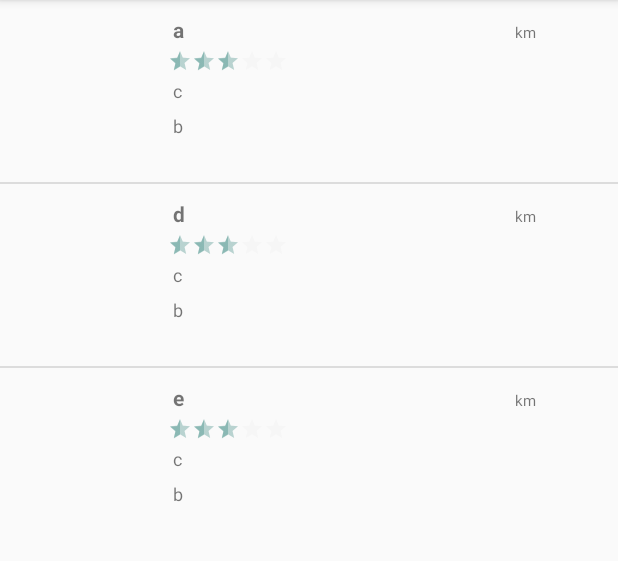
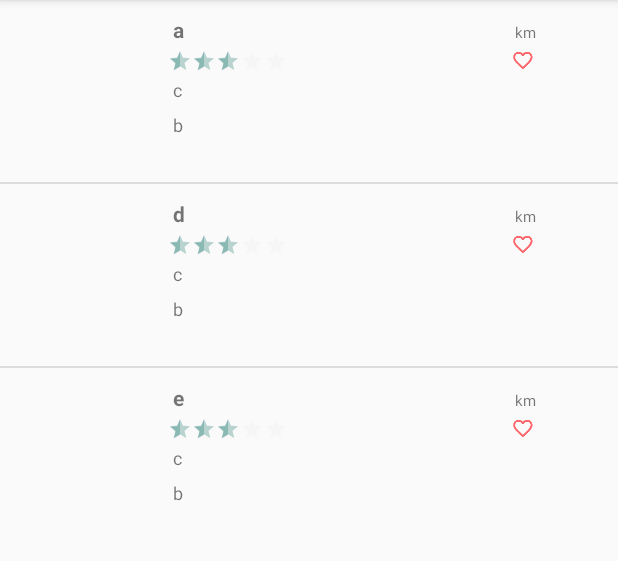
Before and after one commit to mrhoangmai93/CSIS3175-Project, an Android app: the screen it shows after launch (MainActivity), item 2 of the bottom bar chosen, on a phone screen of 412 x 824 dp, the part 84-645 px from its top. Run offline under Robolectric (Android 15) with nearby library versions, the phone set to English and light mode, and no system bars; libraries missing offline, so code that uses them is left out: com.rapidapi.rapidconnect; 3 statements that could not run were skipped.

Commit message:
fix layout item

```diff
--- a/app/src/main/res/layout/layout_items.xml
+++ b/app/src/main/res/layout/layout_items.xml
@@ -26,15 +26,15 @@
         android:id="@+id/tableBusiness"
         android:layout_width="0dp"
         android:layout_height="94dp"
+        android:layout_marginEnd="8dp"
         android:layout_marginStart="8dp"
         android:layout_marginTop="6dp"
-        android:layout_marginEnd="8dp"
         app:layout_constraintBottom_toBottomOf="parent"
         app:layout_constraintEnd_toEndOf="parent"
-        app:layout_constraintHorizontal_bias="0.0"
+        app:layout_constraintHorizontal_bias="1.0"
         app:layout_constraintStart_toEndOf="@+id/imgRestaurant"
         app:layout_constraintTop_toTopOf="parent"
-        app:layout_constraintVertical_bias="0.025">
+        app:layout_constraintVertical_bias="0.024">
 
         <TableRow
             android:layout_width="match_parent"
@@ -49,62 +49,71 @@
 
             <TextView
                 android:id="@+id/txtDistance"
-                android:layout_width="62dp"
-
+                android:layout_width="35dp"
                 android:padding="3dip"
                 android:text="km"
                 android:textAlignment="viewStart"
                 android:textSize="10sp" />
         </TableRow>
+        <android.support.constraint.ConstraintLayout>
+            <TableRow
+                android:layout_width="264dp"
+                android:layout_height="15dp">
 
-        <TableRow
-            android:layout_width="111dp"
-            android:layout_height="wrap_content">
-            <android.support.constraint.ConstraintLayout>
 
                 <RatingBar
                     android:id="@+id/ratingBarReview"
 
                     style="?android:attr/ratingBarStyleSmall"
                     android:layout_width="80dp"
-                    android:layout_height="match_parent" /></android.support.constraint.ConstraintLayout>
+                    android:layout_height="match_parent" />
 
-        </TableRow>
+                <ImageView
+                    android:id="@+id/imageViewFavorite"
+                    android:layout_width="313dp"
+                    android:layout_height="match_parent"
+                    app:srcCompat="@drawable/ic_favorite_border" />
 
-        <TableRow
-            android:layout_width="match_parent"
-            android:layout_height="match_parent">
-            <android.support.constraint.ConstraintLayout>
-            <TextView
-                android:id="@+id/txtCategory"
-                android:layout_width="match_parent"
-                android:layout_height="wrap_content"
-                android:layout_marginEnd="0dp"
-                android:layout_marginStart="0dp"
-                android:padding="3dip"
-                android:text="Type"
-                android:textSize="12sp" /></android.support.constraint.ConstraintLayout>
-        </TableRow>
 
+            </TableRow>
+        </android.support.constraint.ConstraintLayout>
         <TableRow
             android:layout_width="match_parent"
             android:layout_height="match_parent">
             <android.support.constraint.ConstraintLayout>
 
                 <TextView
-                    android:id="@+id/txtAddress"
-                    android:layout_width="match_parent"
+                    android:id="@+id/txtCategory"
+                    android:layout_width="0dp"
                     android:layout_height="wrap_content"
                     android:layout_marginEnd="0dp"
-                    android:layout_marginStart="0dp"
+                    android:padding="3dip"
+                    android:text="Type"
+                    android:textSize="12sp"
+                    app:layout_constraintEnd_toEndOf="parent"
+                    app:layout_constraintStart_toStartOf="parent" /></android.support.constraint.ConstraintLayout>
+        </TableRow>
+
+        <TableRow
+            android:layout_width="match_parent"
+            android:layout_height="match_parent">
+
+            <android.support.constraint.ConstraintLayout>
+
+                <TextView
+                    android:id="@+id/txtAddress"
+                    android:layout_width="0dp"
+                    android:layout_height="wrap_content"
                     android:padding="3dip"
                     android:text="Address"
                     android:textSize="12sp"
                     app:layout_constraintEnd_toEndOf="parent"
-                    app:layout_constraintStart_toStartOf="parent" />
-            </android.support.constraint.ConstraintLayout>
+                    app:layout_constraintStart_toStartOf="parent" /></android.support.constraint.ConstraintLayout>
         </TableRow>
+
     </TableLayout>
 
 
+
+
 </android.support.constraint.ConstraintLayout>
```
